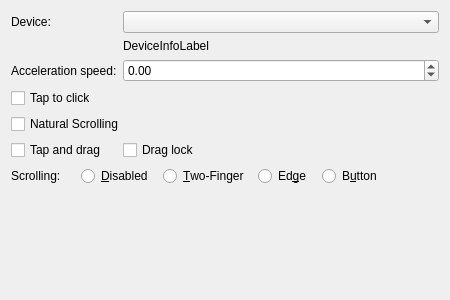
Above: lxqt-config-input/touchpadconfig.ui from lxqt/lxqt-config before the change. Below: the same form after it.
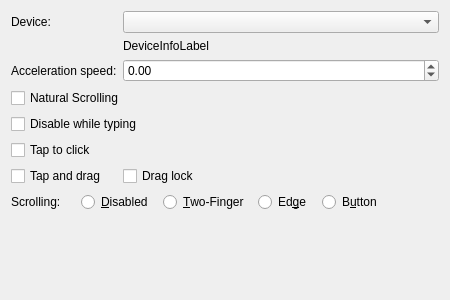
That is the form after the change.

Commit message: Added disable-while-typing setting

Diff of the .ui file:
```diff
--- a/lxqt-config-input/touchpadconfig.ui
+++ b/lxqt-config-input/touchpadconfig.ui
@@ -55,20 +55,27 @@
     </widget>
    </item>
    <item row="3" column="0" colspan="2">
-    <widget class="QCheckBox" name="tappingEnabledCheckBox">
-     <property name="text">
-      <string>Tap to click</string>
-     </property>
-    </widget>
-   </item>
-   <item row="4" column="0" colspan="2">
     <widget class="QCheckBox" name="naturalScrollingEnabledCheckBox">
      <property name="text">
       <string>Natural Scrolling</string>
      </property>
     </widget>
    </item>
+   <item row="4" column="0" colspan="2">
+    <widget class="QCheckBox" name="disableWhileTypingCheckBox">
+     <property name="text">
+      <string>Disable while typing</string>
+     </property>
+    </widget>
+   </item>
    <item row="5" column="0" colspan="2">
+    <widget class="QCheckBox" name="tappingEnabledCheckBox">
+     <property name="text">
+      <string>Tap to click</string>
+     </property>
+    </widget>
+   </item>
+   <item row="6" column="0" colspan="2">
     <layout class="QHBoxLayout" name="horizontalLayout_2">
      <item>
       <widget class="QCheckBox" name="tapToDragEnabledCheckBox">
@@ -115,7 +122,7 @@
      </item>
     </layout>
    </item>
-   <item row="6" column="0" colspan="2">
+   <item row="7" column="0" colspan="2">
     <layout class="QHBoxLayout" name="horizontalLayout">
      <property name="spacing">
       <number>10</number>
```
The commit also changes 3 other files.
